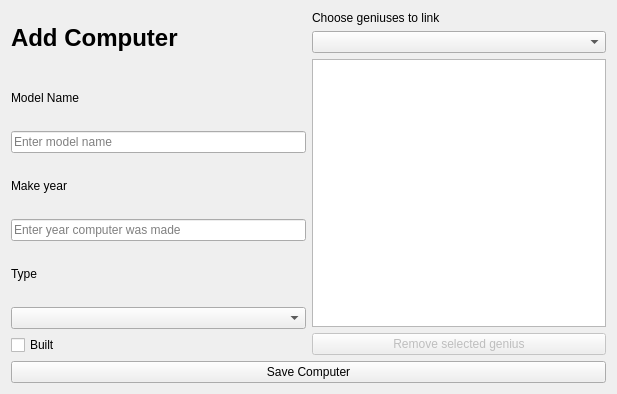
Old version of the form addcomputer.ui in the repository danielm15/VLN1-2016-Hopur_16.
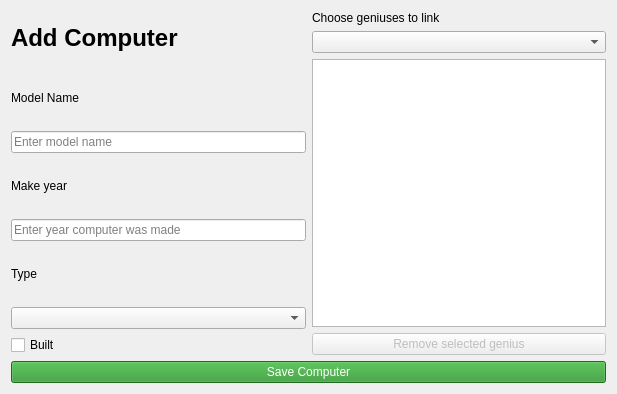
New version of the form. Icons and pictures are not drawn.

Commit message: Added color and hover to buttons

```diff
--- a/addcomputer.ui
+++ b/addcomputer.ui
@@ -141,6 +141,17 @@
      <property name="enabled">
       <bool>true</bool>
      </property>
+     <property name="styleSheet">
+      <string notr="true">#pushButtonSaveComputer {
+	color: rgb(255, 255, 255);
+	background-color: rgb(44, 150, 44);
+	
+}
+
+#pushButtonSaveComputer::hover {
+	background-color: rgb(56, 190, 56);
+}</string>
+     </property>
      <property name="text">
       <string>Save Computer</string>
      </property>
```
Left out of the diff: 10 changed lines with no effect on the pictures. The commit also changes 5 other files.
